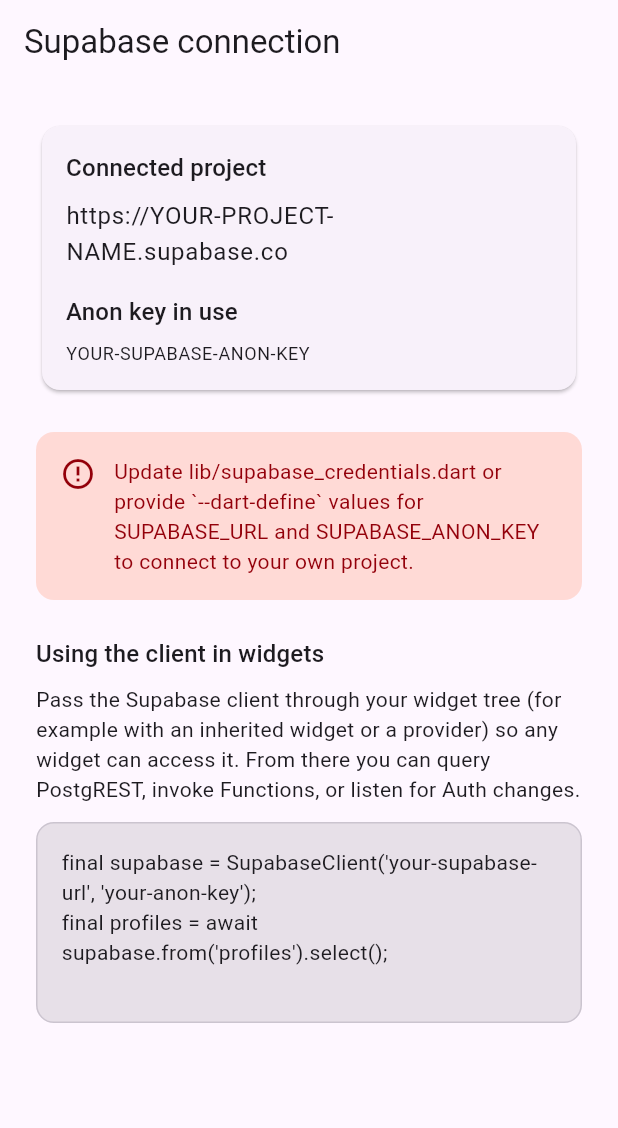
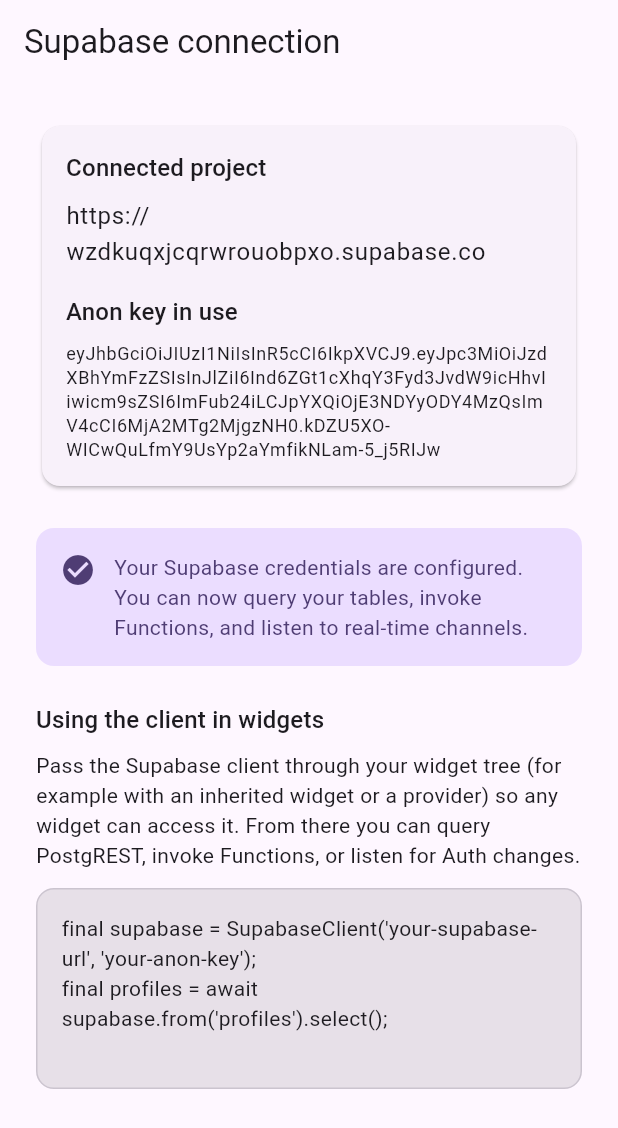
Before and after one commit to Gabfor/glift-mobile, a Flutter app: the screen it shows after launch, on a phone screen of 412 x 824 dp. Shown: the top 1128 px of the screen. Run offline on Flutter 3.47's test engine with Material 3 defaults, Android fonts, the phone set to English and light mode, and no system bars; our stand-ins replace supabase; accounts and stored records are empty.

Commit message:
💾 Supabase

````diff
--- a/lib/supabase_credentials.dart
+++ b/lib/supabase_credentials.dart
@@ -9,12 +9,13 @@
 /// ```
 const String supabaseUrl = String.fromEnvironment(
   'SUPABASE_URL',
-  defaultValue: 'https://YOUR-PROJECT-NAME.supabase.co',
+  defaultValue: 'https://wzdkuqxjcqrwrouobpxo.supabase.co',
 );
 
 const String supabaseAnonKey = String.fromEnvironment(
   'SUPABASE_ANON_KEY',
-  defaultValue: 'YOUR-SUPABASE-ANON-KEY',
+  defaultValue:
+      'eyJhbGciOiJIUzI1NiIsInR5cCI6IkpXVCJ9.eyJpc3MiOiJzdXBhYmFzZSIsInJlZiI6Ind6ZGt1cXhqY3Fyd3JvdW9icHhvIiwicm9sZSI6ImFub24iLCJpYXQiOjE3NDYyODY4MzQsImV4cCI6MjA2MTg2MjgzNH0.kDZU5XO-WICwQuLfmY9UsYp2aYmfikNLam-5_j5RIJw',
 );
 
 /// Whether real credentials have been configured.
````
